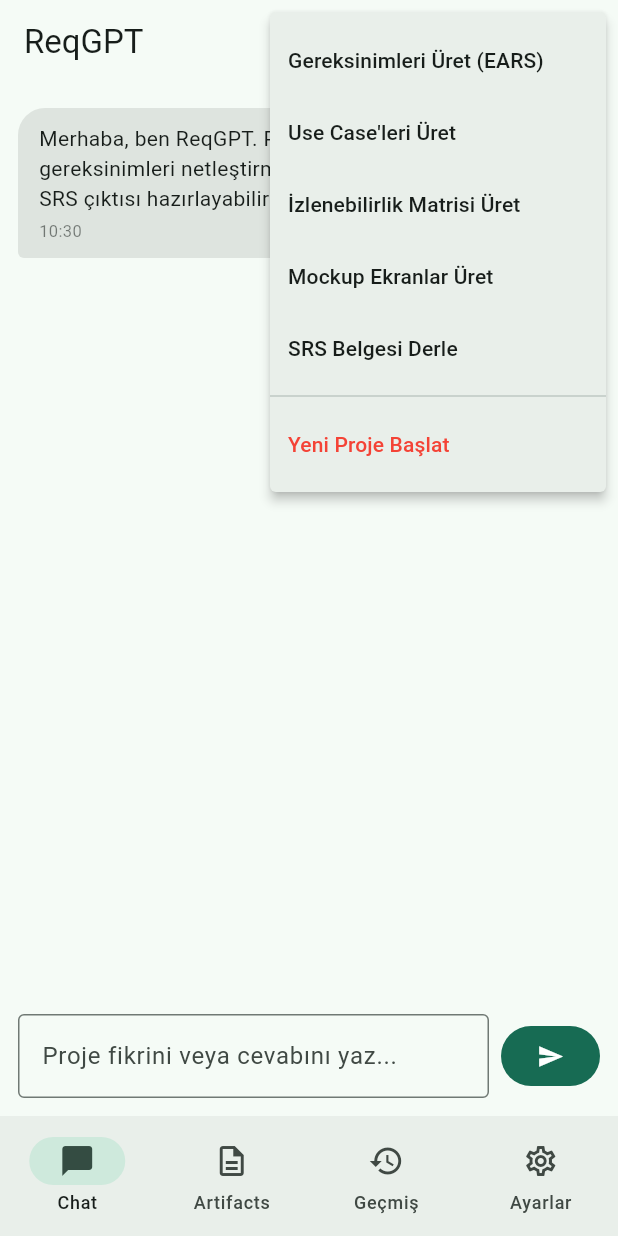
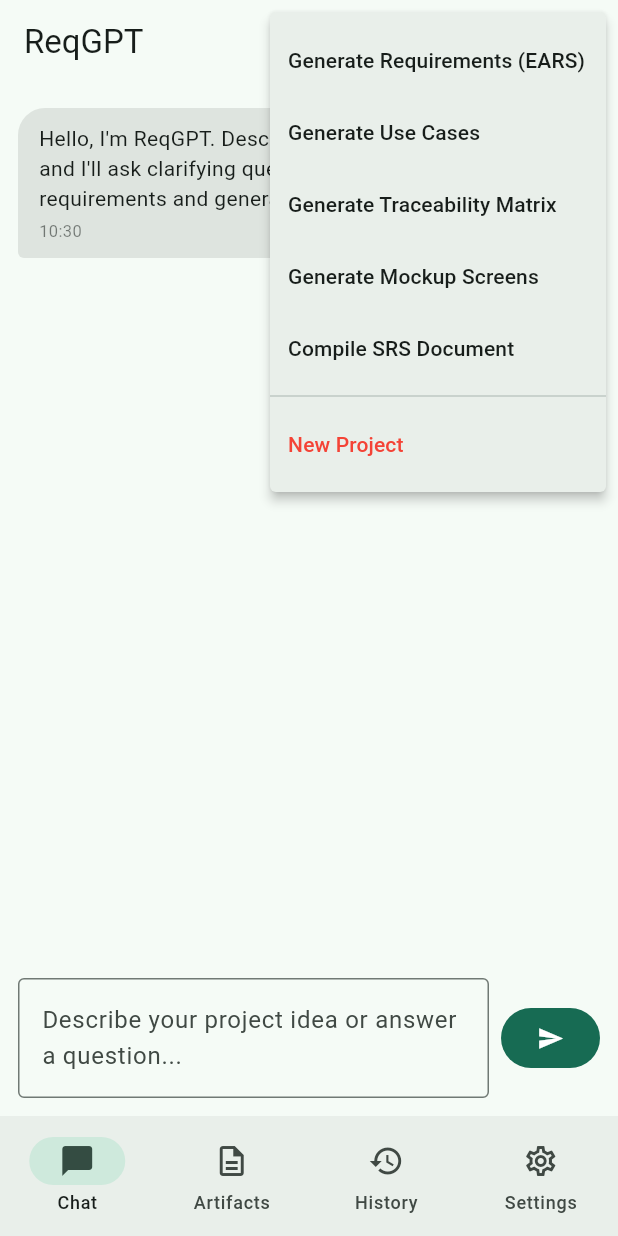
Before and after one commit to tucagg/ReqGPTApplication, a Flutter app: the screen it shows after launch, after a tap on the "more vert" icon, on a phone screen of 412 x 824 dp. Run offline on Flutter 3.47's test engine with Material 3 defaults, Android fonts, the phone set to English and light mode, and no system bars; our stand-ins replace flutter_dotenv, flutter_markdown_plus, share_plus, webview_flutter.

Commit message:
feat: tüm Türkçe metinler İngilizce'ye çevrildi

```diff
--- a/lib/main.dart
+++ b/lib/main.dart
@@ -10,7 +10,7 @@ import 'services/reqgpt_controller.dart';
 Future<void> main() async {
   WidgetsFlutterBinding.ensureInitialized();
   await dotenv.load(fileName: '.env');
-  await initializeDateFormatting('tr_TR');
+  await initializeDateFormatting('en');
   runApp(
     ChangeNotifierProvider(
       create: (_) => ReqGptController(),
@@ -37,7 +37,7 @@ class ReqGptApp extends StatelessWidget {
         GlobalWidgetsLocalizations.delegate,
         GlobalCupertinoLocalizations.delegate,
       ],
-      supportedLocales: const [Locale('tr', 'TR'), Locale('en')],
+      supportedLocales: const [Locale('en')],
       theme: ThemeData(
         colorScheme: ColorScheme.fromSeed(seedColor: const Color(0xFF10A37F)),
         useMaterial3: true,
--- a/lib/screens/artifacts_screen.dart
+++ b/lib/screens/artifacts_screen.dart
@@ -19,35 +19,35 @@ class ArtifactsScreen extends StatelessWidget {
       body: ListView(
         children: [
           ArtifactCard(
-            title: 'EARS Gereksinimleri',
+            title: 'EARS Requirements',
             content: artifacts.requirements,
             onGenerate: controller.generateRequirements,
             isThisGenerating: active == ArtifactKey.requirements,
             anyBusy: busy,
           ),
           ArtifactCard(
-            title: "Use Case'ler + Mermaid UML",
+            title: 'Use Cases + Mermaid UML',
             content: artifacts.useCases,
             onGenerate: controller.generateUseCases,
             isThisGenerating: active == ArtifactKey.useCases,
             anyBusy: busy,
           ),
           ArtifactCard(
-            title: 'İzlenebilirlik Matrisi',
+            title: 'Traceability Matrix',
             content: artifacts.traceability,
             onGenerate: controller.generateTraceability,
             isThisGenerating: active == ArtifactKey.traceability,
             anyBusy: busy,
           ),
           ArtifactCard(
-            title: 'Mockup Ekranlar',
+            title: 'Mockup Screens',
             content: artifacts.mockups,
             onGenerate: controller.generateMockups,
             isThisGenerating: active == ArtifactKey.mockups,
             anyBusy: busy,
           ),
           ArtifactCard(
-            title: 'SRS Belgesi (Markdown)',
+            title: 'SRS Document (Markdown)',
             content: artifacts.srs,
             onGenerate: controller.generateSrs,
             isThisGenerating: active == ArtifactKey.srs,
--- a/lib/screens/chat_screen.dart
+++ b/lib/screens/chat_screen.dart
@@ -7,7 +7,7 @@ import '../widgets/chat_bubble.dart';
 class ChatScreen extends StatefulWidget {
   const ChatScreen({super.key, required this.onNewSession});
 
-  /// Yeni oturum başlatıldığında Chat sekmesinde kalınmasını sağlar.
+  /// Called when a new session is started to keep the Chat tab active.
   final VoidCallback onNewSession;
 
   @override
@@ -49,17 +49,17 @@ class _ChatScreenState extends State<ChatScreen> {
     final confirmed = await showDialog<bool>(
       context: context,
       builder: (ctx) => AlertDialog(
-        title: const Text('Yeni Proje'),
+        title: const Text('New Project'),
         content: const Text(
-            'Mevcut konuşma geçmişe kaydedilecek ve yeni bir oturum başlatılacak.'),
+            'The current conversation will be saved to history and a new session will start.'),
         actions: [
           TextButton(
             onPressed: () => Navigator.pop(ctx, false),
-            child: const Text('İptal'),
+            child: const Text('Cancel'),
           ),
           FilledButton(
             onPressed: () => Navigator.pop(ctx, true),
-            child: const Text('Başlat'),
+            child: const Text('Start'),
           ),
         ],
       ),
@@ -81,7 +81,7 @@ class _ChatScreenState extends State<ChatScreen> {
         title: const Text('ReqGPT'),
         actions: [
           PopupMenuButton<String>(
-            tooltip: 'İşlemler',
+            tooltip: 'Actions',
             icon: const Icon(Icons.more_vert),
             onSelected: (value) {
               switch (value) {
@@ -101,19 +101,19 @@ class _ChatScreenState extends State<ChatScreen> {
             },
             itemBuilder: (context) => [
               const PopupMenuItem(
-                  value: 'requirements', child: Text('Gereksinimleri Üret (EARS)')),
+                  value: 'requirements', child: Text('Generate Requirements (EARS)')),
               const PopupMenuItem(
-                  value: 'usecases', child: Text("Use Case'leri Üret")),
+                  value: 'usecases', child: Text('Generate Use Cases')),
               const PopupMenuItem(
-                  value: 'traceability', child: Text('İzlenebilirlik Matrisi Üret')),
+                  value: 'traceability', child: Text('Generate Traceability Matrix')),
               const PopupMenuItem(
-                  value: 'mockups', child: Text('Mockup Ekranlar Üret')),
-              const PopupMenuItem(value: 'srs', child: Text('SRS Belgesi Derle')),
+                  value: 'mockups', child: Text('Generate Mockup Screens')),
+              const PopupMenuItem(value: 'srs', child: Text('Compile SRS Document')),
               const PopupMenuDivider(),
               const PopupMenuItem(
                 value: 'new',
                 child: Text(
-                  'Yeni Proje Başlat',
+                  'New Project',
                   style: TextStyle(color: Colors.red),
                 ),
               ),
@@ -149,7 +149,7 @@ class _ChatScreenState extends State<ChatScreen> {
                       textInputAction: TextInputAction.send,
                       onSubmitted: (_) => _send(controller),
                       decoration: const InputDecoration(
-                        hintText: 'Proje fikrini veya cevabını yaz...',
+                        hintText: 'Describe your project idea or answer a question...',
                         border: OutlineInputBorder(),
                       ),
                     ),
--- a/lib/screens/history_screen.dart
+++ b/lib/screens/history_screen.dart
@@ -7,7 +7,7 @@ import '../services/reqgpt_controller.dart';
 class HistoryScreen extends StatelessWidget {
   const HistoryScreen({super.key, required this.onSessionSelected});
 
-  /// Oturum seçilince Chat sekmesine geçmek için çağrılır.
+  /// Called when a session is selected to switch to the Chat tab.
   final VoidCallback onSessionSelected;
 
   @override
@@ -20,11 +20,11 @@ class HistoryScreen extends StatelessWidget {
 
     return Scaffold(
       appBar: AppBar(
-        title: const Text('Geçmiş'),
+        title: const Text('History'),
         actions: [
           if (sorted.length > 1)
             IconButton(
-              tooltip: 'Tüm geçmişi sil',
+              tooltip: 'Clear all history',
               icon: const Icon(Icons.delete_sweep_outlined),
               onPressed: () => _confirmClearAll(context, controller),
             ),
@@ -32,7 +32,7 @@ class HistoryScreen extends StatelessWidget {
       ),
       body: sorted.isEmpty
           ? const Center(
-              child: Text('Henüz kaydedilmiş proje yok.'),
+              child: Text('No saved projects yet.'),
             )
           : ListView.separated(
               itemCount: sorted.length,
@@ -87,7 +87,7 @@ class HistoryScreen extends StatelessWidget {
                     ),
                     trailing: isCurrent
                         ? const Chip(
-                            label: Text('Aktif'),
+                            label: Text('Active'),
                             visualDensity: VisualDensity.compact,
                           )
                         : const Icon(Icons.chevron_right),
@@ -105,26 +105,26 @@ class HistoryScreen extends StatelessWidget {
   }
 
   String _subtitle(DateTime updatedAt, int userCount, bool hasArtifacts) {
-    final date = DateFormat('d MMM yyyy, HH:mm', 'tr_TR').format(updatedAt);
-    final artifacts = hasArtifacts ? ' · Artifact var' : '';
-    return '$date · $userCount mesaj$artifacts';
+    final date = DateFormat('d MMM yyyy, HH:mm').format(updatedAt);
+    final artifacts = hasArtifacts ? ' · Has artifacts' : '';
+    return '$date · $userCount messages$artifacts';
   }
 
   Future<bool?> _confirmDelete(BuildContext context) {
     return showDialog<bool>(
       context: context,
       builder: (ctx) => AlertDialog(
-        title: const Text('Oturumu Sil'),
-        content: const Text('Bu proje oturumu kalıcı olarak silinecek.'),
+        title: const Text('Delete Session'),
+        content: const Text('This project session will be permanently deleted.'),
         actions: [
           TextButton(
             onPressed: () => Navigator.pop(ctx, false),
-            child: const Text('İptal'),
+            child: const Text('Cancel'),
           ),
           FilledButton(
             onPressed: () => Navigator.pop(ctx, true),
             style: FilledButton.styleFrom(backgroundColor: Colors.red),
-            child: const Text('Sil'),
+            child: const Text('Delete'),
           ),
         ],
       ),
@@ -136,17 +136,17 @@ class HistoryScreen extends StatelessWidget {
     final confirmed = await showDialog<bool>(
       context: context,
       builder: (ctx) => AlertDialog(
-        title: const Text('Tüm Geçmişi Temizle'),
-        content: const Text('Tüm proje oturumları silinecek ve yeni bir oturum başlatılacak.'),
+        title: const Text('Clear All History'),
+        content: const Text('All project sessions will be deleted and a new session will start.'),
         actions: [
           TextButton(
             onPressed: () => Navigator.pop(ctx, false),
-            child: const Text('İptal'),
+            child: const Text('Cancel'),
           ),
           FilledButton(
             onPressed: () => Navigator.pop(ctx, true),
             style: FilledButton.styleFrom(backgroundColor: Colors.red),
-            child: const Text('Temizle'),
+            child: const Text('Clear'),
           ),
         ],
       ),
--- a/lib/screens/home_screen.dart
+++ b/lib/screens/home_screen.dart
@@ -55,12 +55,12 @@ class _HomeScreenState extends State<HomeScreen> {
           NavigationDestination(
             icon: Icon(Icons.history_outlined),
             selectedIcon: Icon(Icons.history),
-            label: 'Geçmiş',
+            label: 'History',
           ),
           NavigationDestination(
             icon: Icon(Icons.settings_outlined),
             selectedIcon: Icon(Icons.settings),
-            label: 'Ayarlar',
+            label: 'Settings',
           ),
         ],
       ),
--- a/lib/screens/settings_screen.dart
+++ b/lib/screens/settings_screen.dart
@@ -35,7 +35,7 @@ class _SettingsScreenState extends State<SettingsScreen> {
     controller.setApiKey(_keyController.text);
     controller.setApiModel(_modelController.text);
     ScaffoldMessenger.of(context).showSnackBar(
-      const SnackBar(content: Text('Ayarlar kaydedildi'), duration: Duration(seconds: 2)),
+      const SnackBar(content: Text('Settings saved'), duration: Duration(seconds: 2)),
     );
   }
 
@@ -45,36 +45,36 @@ class _SettingsScreenState extends State<SettingsScreen> {
     final hasKey = controller.apiKey.startsWith('sk-');
 
     return Scaffold(
-      appBar: AppBar(title: const Text('Ayarlar')),
+      appBar: AppBar(title: const Text('Settings')),
       body: ListView(
         padding: const EdgeInsets.all(16),
         children: [
           // ── Görünüm ──────────────────────────────────────────────────────
-          const _SectionHeader('Görünüm'),
+          const _SectionHeader('Appearance'),
           Card(
             child: Padding(
               padding: const EdgeInsets.symmetric(horizontal: 16, vertical: 12),
               child: Column(
                 crossAxisAlignment: CrossAxisAlignment.start,
                 children: [
-                  const Text('Tema'),
+                  const Text('Theme'),
                   const SizedBox(height: 10),
                   SegmentedButton<ThemeMode>(
                     segments: const [
                       ButtonSegment(
                         value: ThemeMode.light,
                         icon: Icon(Icons.light_mode_outlined),
-                        label: Text('Açık'),
+                        label: Text('Light'),
                       ),
                       ButtonSegment(
                         value: ThemeMode.system,
                         icon: Icon(Icons.brightness_auto_outlined),
-                        label: Text('Sistem'),
+                        label: Text('System'),
                       ),
                       ButtonSegment(
                         value: ThemeMode.dark,
                         icon: Icon(Icons.dark_mode_outlined),
-                        label: Text('Koyu'),
+                        label: Text('Dark'),
                       ),
                     ],
                     selected: {controller.themeMode},
@@ -104,7 +104,7 @@ class _SettingsScreenState extends State<SettingsScreen> {
                       ),
                       const SizedBox(width: 8),
                       Text(
-                        hasKey ? 'API anahtarı yapılandırıldı' : 'API anahtarı girilmedi — demo mod',
+                        hasKey ? 'API key configured' : 'API key not set — demo mode',
                         style: TextStyle(
                           color: hasKey ? Colors.green : Colors.orange,
                           fontWeight: FontWeight.w500,
@@ -119,7 +119,7 @@ class _SettingsScreenState extends State<SettingsScreen> {
                     controller: _keyController,
                     obscureText: _obscure,
                     decoration: InputDecoration(
-                      labelText: 'OpenAI API Anahtarı',
+                      labelText: 'OpenAI API Key',
                       hintText: 'sk-...',
                       border: const OutlineInputBorder(),
                       suffixIcon: IconButton(
@@ -147,13 +147,13 @@ class _SettingsScreenState extends State<SettingsScreen> {
                     child: FilledButton.icon(
                       onPressed: _save,
                       icon: const Icon(Icons.save_outlined),
-                      label: const Text('Kaydet'),
+                      label: const Text('Save'),
                     ),
                   ),
 
                   const SizedBox(height: 12),
                   const Text(
-                    'API anahtarınız yalnızca bu cihazda saklanır ve hiçbir yere gönderilmez.',
+                    'Your API key is stored only in this browser and is never sent anywhere other than OpenAI.',
                     style: TextStyle(fontSize: 12, color: Colors.grey),
                   ),
                 ],
@@ -163,13 +163,13 @@ class _SettingsScreenState extends State<SettingsScreen> {
           const SizedBox(height: 16),
 
           // ── Hakkında ─────────────────────────────────────────────────────
-          const _SectionHeader('Hakkında'),
+          const _SectionHeader('About'),
           const Card(
             child: Padding(
               padding: EdgeInsets.all(16),
               child: Text(
-                'ReqGPT — AI destekli gereksinim mühendisliği aracı.\n\n'
-                'API anahtarınızı platform.openai.com adresinden alabilirsiniz.',
+                'ReqGPT — AI-powered requirements engineering tool.\n\n'
+                'You can get your API key from platform.openai.com/api-keys.',
               ),
             ),
           ),
--- a/lib/services/reqgpt_controller.dart
+++ b/lib/services/reqgpt_controller.dart
@@ -125,7 +125,7 @@ class ReqGptController extends ChangeNotifier {
     messages.add(ChatMessage(
       role: MessageRole.assistant,
       content:
-          'Merhaba, ben ReqGPT. Proje fikrini yaz; gereksinimleri netleştirmek için sorular sorup SRS çıktısı hazırlayabilirim.',
+          'Hello, I\'m ReqGPT. Describe your project idea and I\'ll ask clarifying questions to help you elicit requirements and generate an SRS document.',
     ));
   }
 
@@ -210,7 +210,7 @@ class ReqGptController extends ChangeNotifier {
     } catch (e) {
       messages.add(ChatMessage(
         role: MessageRole.assistant,
-        content: 'Bir hata oluştu: $e',
+        content: 'An error occurred: $e',
       ));
     } finally {
       _chatLoading = false;
@@ -224,7 +224,7 @@ class ReqGptController extends ChangeNotifier {
   Future<void> generateRequirements() async {
     await _generate(
       key: ArtifactKey.requirements,
-      label: 'Gereksinimler',
+      label: 'Requirements',
       prompt: ReqGptPrompts.artifactPrompt(
         'functional and non-functional requirements in EARS style',
         conversationContext,
@@ -236,7 +236,7 @@ class ReqGptController extends ChangeNotifier {
   Future<void> generateUseCases() async {
     await _generate(
       key: ArtifactKey.useCases,
-      label: "Use Case'ler",
+      label: 'Use Cases',
       prompt: ReqGptPrompts.artifactPrompt(
         'use cases, scenarios, and Mermaid UML use case diagram code',
         conversationContext,
@@ -248,7 +248,7 @@ class ReqGptController extends ChangeNotifier {
   Future<void> generateTraceability() async {
     await _generate(
       key: ArtifactKey.traceability,
-      label: 'İzlenebilirlik Matrisi',
+      label: 'Traceability Matrix',
       prompt: ReqGptPrompts.artifactPrompt(
         'traceability matrix mapping user needs to requirements and artifacts',
         conversationContext,
@@ -260,7 +260,7 @@ class ReqGptController extends ChangeNotifier {
   Future<void> generateMockups() async {
     await _generate(
       key: ArtifactKey.mockups,
-      label: 'Mockup Ekranlar',
+      label: 'Mockup Screens',
       prompt: ReqGptPrompts.mockupsPrompt(conversationContext),
       save: (r) => artifacts = artifacts.copyWith(mockups: r),
     );
@@ -285,7 +285,7 @@ ${artifacts.traceability}
 ''';
     await _generate(
       key: ArtifactKey.srs,
-      label: 'SRS Belgesi',
+      label: 'SRS Document',
       prompt: ReqGptPrompts.srsPrompt(ctx),
       save: (r) => artifacts = artifacts.copyWith(srs: r),
     );
@@ -304,12 +304,12 @@ ${artifacts.traceability}
       save(result);
       messages.add(ChatMessage(
         role: MessageRole.assistant,
-        content: '✓ $label üretildi. "Artifacts" sekmesinden görüntüleyebilirsin.',
+        content: '✓ $label generated. You can view it in the "Artifacts" tab.',
       ));
     } catch (e) {
       messages.add(ChatMessage(
         role: MessageRole.assistant,
-        content: '$label üretilemedi: $e',
+        content: 'Failed to generate $label: $e',
       ));
     } finally {
       _activeArtifact = null;
```
